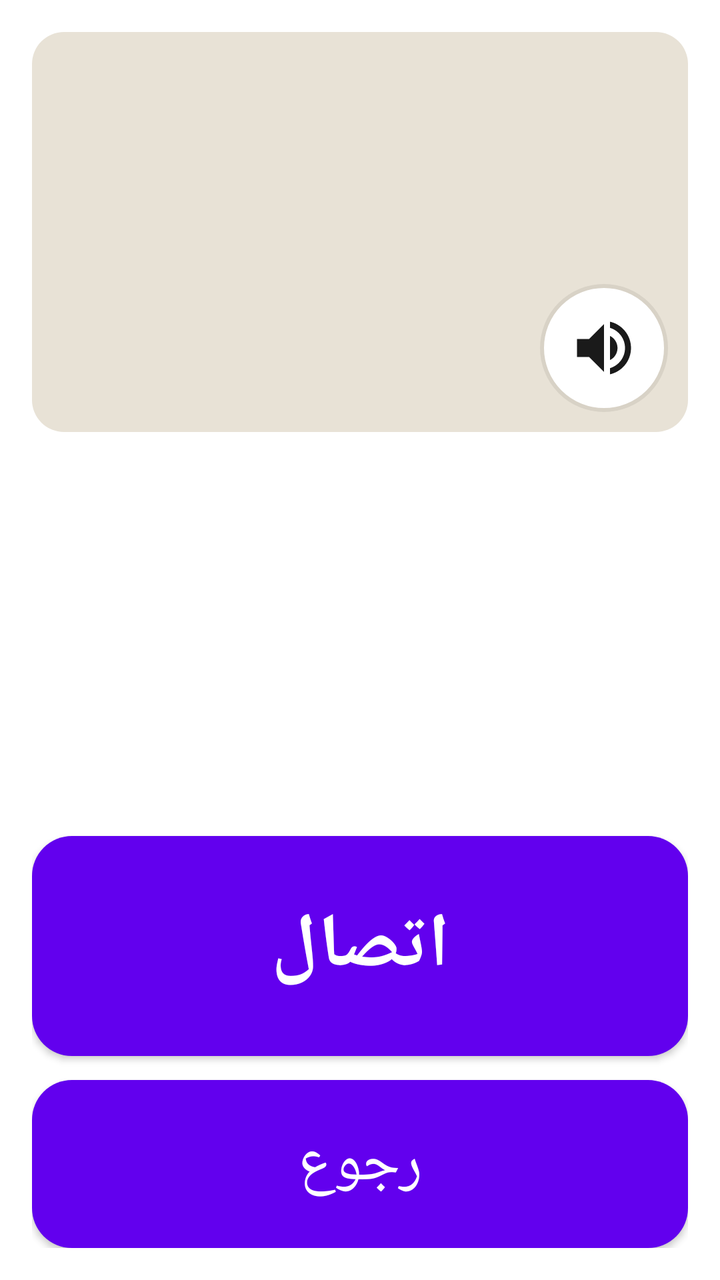
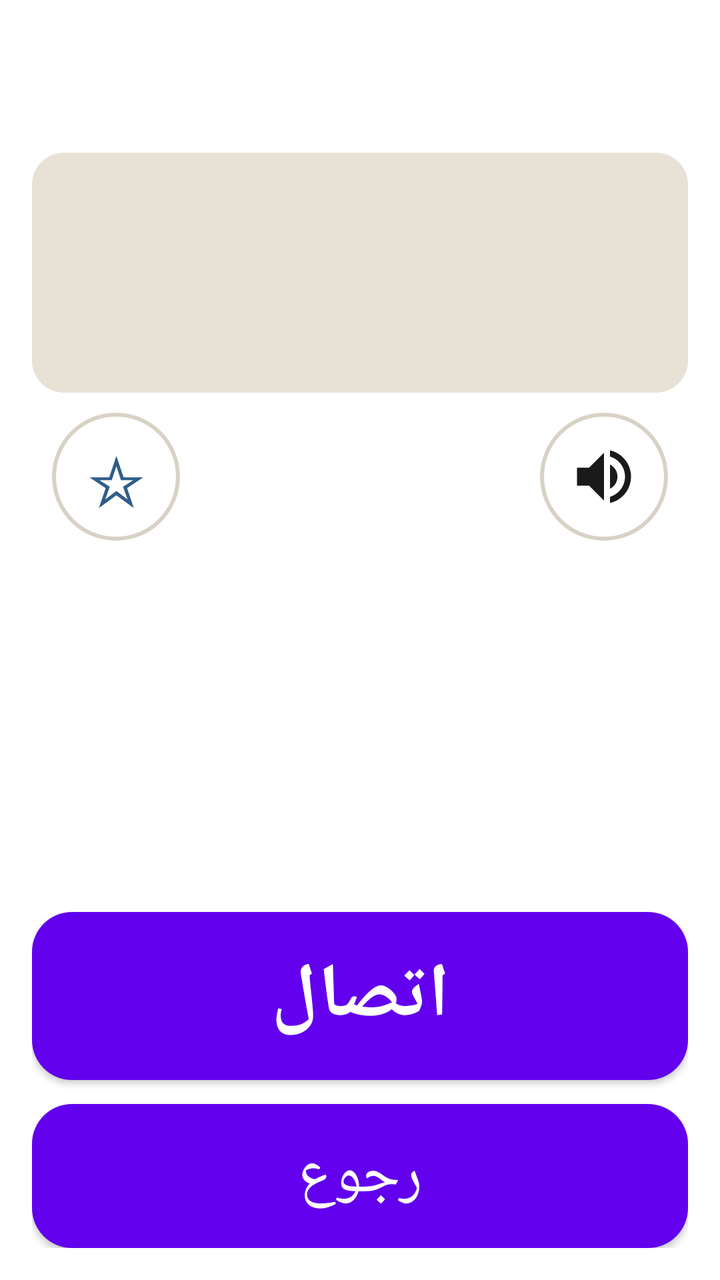

The first picture is an Android layout as it rendered before a commit; the second is the same layout after the commit. The layout source and the unified diff follow.
<!-- AndroidManifest.xml: fallback theme Theme.MaterialComponents.DayNight.NoActionBar -->
<!-- res/layout/activity_confirm.xml -->
<?xml version="1.0" encoding="utf-8"?>
<LinearLayout xmlns:android="http://schemas.android.com/apk/res/android"
    android:layout_width="match_parent"
    android:layout_height="match_parent"
    android:orientation="vertical"
    android:padding="16dp">

    <ScrollView
        android:layout_width="match_parent"
        android:layout_height="0dp"
        android:layout_weight="1"
        android:fillViewport="true">

        <LinearLayout
            android:layout_width="match_parent"
            android:layout_height="wrap_content"
            android:orientation="vertical">

            <FrameLayout
                android:layout_width="match_parent"
                android:layout_height="200dp">

                <ImageView
                    android:id="@+id/big_photo"
                    android:layout_width="match_parent"
                    android:layout_height="match_parent"
                    android:background="@drawable/photo_clip"
                    android:scaleType="fitCenter"/>

                <TextView
                    android:id="@+id/big_photo_fallback"
                    android:layout_width="match_parent"
                    android:layout_height="match_parent"
                    android:gravity="center"
                    android:textSize="48sp"
                    android:textStyle="bold"
                    android:textColor="#FFFFFF"
                    android:visibility="gone"
                    android:padding="20dp"/>

                <ImageButton
                    android:id="@+id/btn_repeat_name"
                    android:layout_width="64dp"
                    android:layout_height="64dp"
                    android:layout_gravity="bottom|end"
                    android:layout_margin="10dp"
                    android:background="@drawable/circle_white"
                    android:src="@drawable/ic_speaker"
                    android:padding="14dp"
                    android:contentDescription="@string/repeat_name"/>
            </FrameLayout>

            <TextView
                android:id="@+id/big_name"
                android:layout_width="match_parent"
                android:layout_height="wrap_content"
                android:gravity="center"
                android:textSize="36sp"
                android:textStyle="bold"
                android:textColor="@color/text_main"
                android:maxLines="2"
                android:padding="10dp"/>

        </LinearLayout>
    </ScrollView>

    <TextView
        android:id="@+id/single_number"
        android:layout_width="match_parent"
        android:layout_height="wrap_content"
        android:gravity="center"
        android:textSize="24sp"
        android:textColor="@color/back_blue"
        android:textDirection="ltr"
        android:visibility="gone"
        android:paddingTop="8dp"/>

    <LinearLayout
        android:id="@+id/numbers_container"
        android:layout_width="match_parent"
        android:layout_height="wrap_content"
        android:orientation="vertical"
        android:visibility="gone"
        android:paddingTop="8dp"/>

    <Button
        android:id="@+id/btn_call"
        android:layout_width="match_parent"
        android:layout_height="110dp"
        android:text="@string/call"
        android:drawableStart="@drawable/ic_call"
        android:drawablePadding="14dp"
        android:textSize="38sp"
        android:textStyle="bold"
        android:textColor="#FFFFFF"
        android:background="@drawable/btn_call"
        android:layout_marginTop="12dp"/>

    <TextView
        android:id="@+id/speak_unavailable"
        android:layout_width="match_parent"
        android:layout_height="wrap_content"
        android:text="@string/speak_unavailable"
        android:textSize="20sp"
        android:textColor="@color/text_main"
        android:gravity="center"
        android:visibility="gone"
        android:padding="8dp"/>

    <TextView
        android:id="@+id/call_blocked"
        android:layout_width="match_parent"
        android:layout_height="wrap_content"
        android:text="@string/call_blocked_hint"
        android:textSize="20sp"
        android:textColor="@color/danger_text"
        android:gravity="center"
        android:visibility="gone"
        android:padding="8dp"/>

    <Button
        android:id="@+id/btn_back"
        android:layout_width="match_parent"
        android:layout_height="84dp"
        android:text="@string/back"
        android:drawableStart="@drawable/ic_back"
        android:drawablePadding="14dp"
        android:textSize="30sp"
        android:textColor="#FFFFFF"
        android:background="@drawable/btn_back"
        android:layout_marginTop="12dp"/>
</LinearLayout>
<!-- resources referenced by this layout -->
<resources>
  <color name="back_blue">#2F5D8A</color>
  <color name="danger_text">#8A1F1F</color>
  <color name="text_main">#1A1A1A</color>
  <!-- drawable btn_back (drawable) -->
  <?xml version="1.0" encoding="utf-8"?>
  <selector xmlns:android="http://schemas.android.com/apk/res/android">
      <item android:state_pressed="true">
          <shape android:shape="rectangle"><solid android:color="#24486B"/><corners android:radius="20dp"/></shape>
      </item>
      <item>
          <shape android:shape="rectangle"><solid android:color="@color/back_blue"/><corners android:radius="20dp"/></shape>
      </item>
  </selector>
  <!-- drawable circle_white (drawable) -->
  <?xml version="1.0" encoding="utf-8"?>
  <shape xmlns:android="http://schemas.android.com/apk/res/android" android:shape="oval">
      <solid android:color="#FFFFFF"/>
      <stroke android:width="2dp" android:color="@color/tile_border"/>
  </shape>
  <!-- drawable ic_back (drawable) -->
  <vector xmlns:android="http://schemas.android.com/apk/res/android"
      android:width="36dp" android:height="36dp"
      android:viewportWidth="24" android:viewportHeight="24"
      android:autoMirrored="true"
      android:tint="#FFFFFF">
      <path android:fillColor="#FFFFFF"
          android:pathData="M20,11H7.83l5.59,-5.59L12,4l-8,8 8,8 1.41,-1.41L7.83,13H20v-2z"/>
  </vector>
  <!-- drawable ic_call (drawable) -->
  <vector xmlns:android="http://schemas.android.com/apk/res/android"
      android:width="36dp" android:height="36dp"
      android:viewportWidth="24" android:viewportHeight="24"
      android:tint="#FFFFFF">
      <path android:fillColor="#FFFFFF"
          android:pathData="M6.62,10.79C8.06,13.62 10.38,15.93 13.21,17.38L15.41,15.21C15.68,14.94 16.08,14.82 16.43,14.93C17.55,15.3 18.76,15.5 20,15.5C20.55,15.5 21,15.95 21,16.5V20C21,20.55 20.55,21 20,21C10.61,21 3,13.39 3,4C3,3.45 3.45,3 4,3H7.5C8.05,3 8.5,3.45 8.5,4C8.5,5.24 8.7,6.45 9.07,7.57C9.18,7.92 9.06,8.32 8.79,8.59L6.62,10.79Z"/>
  </vector>
  <!-- drawable ic_speaker (drawable) -->
  <vector xmlns:android="http://schemas.android.com/apk/res/android"
      android:width="36dp" android:height="36dp"
      android:viewportWidth="24" android:viewportHeight="24">
      <path android:fillColor="#1A1A1A"
          android:pathData="M3,9v6h4l5,5L12,4L7,9L3,9zM16.5,12c0,-1.77 -1.02,-3.29 -2.5,-4.03v8.05c1.48,-0.73 2.5,-2.25 2.5,-4.02zM14,3.23v2.06c2.89,0.86 5,3.54 5,6.71s-2.11,5.85 -5,6.71v2.06c4.01,-0.91 7,-4.49 7,-8.77s-2.99,-7.86 -7,-8.77z"/>
  </vector>
  <!-- drawable photo_clip (drawable) -->
  <?xml version="1.0" encoding="utf-8"?>
  <shape xmlns:android="http://schemas.android.com/apk/res/android" android:shape="rectangle">
      <solid android:color="#E8E2D6"/>
      <corners android:radius="16dp"/>
  </shape>
  <string name="back">رجوع</string>
  <string name="call">اتصال</string>
  <string name="call_blocked_hint">إذن الاتصال محتاج يتظبط من اللي جهز التليفون: الإعدادات &gt; التطبيقات &gt; موبايل ماما &gt; الأذونات &gt; الهاتف.</string>
  <string name="repeat_name">اسمع الاسم</string>
  <string name="speak_unavailable">نطق الاسم مش متاح على الجهاز ده، لكن الاسم ظاهر كبير على الشاشة.</string>
  <color name="call_green_pressed">#155E27</color>
  <color name="call_green">#1E7B34</color>
  <color name="tile_border">#D8D2C6</color>
  <!-- unchanged entries left out for length: 1 -->
</resources>

<!-- the commit's change to res/layout/activity_confirm.xml (unified diff, before → after) -->
@@ -5,7 +5,7 @@
     android:orientation="vertical"
     android:padding="16dp">
 
-    <ScrollView
+    <ScrollView android:id="@+id/confirm_scroll"
         android:layout_width="match_parent"
         android:layout_height="0dp"
         android:layout_weight="1"
@@ -16,9 +16,19 @@
             android:layout_height="wrap_content"
             android:orientation="vertical">
 
+            <TextView
+                android:id="@+id/big_name"
+                android:layout_width="match_parent"
+                android:layout_height="wrap_content"
+                android:gravity="center"
+                android:textSize="30sp"
+                android:textStyle="bold"
+                android:textColor="@color/text_main"
+                android:padding="10dp"/>
+
             <FrameLayout
                 android:layout_width="match_parent"
-                android:layout_height="200dp">
+                android:layout_height="120dp">
 
                 <ImageView
                     android:id="@+id/big_photo"
@@ -32,38 +42,33 @@
                     android:layout_width="match_parent"
                     android:layout_height="match_parent"
                     android:gravity="center"
-                    android:textSize="48sp"
+                    android:textSize="36sp" android:autoSizeTextType="uniform" android:autoSizeMinTextSize="20sp" android:autoSizeMaxTextSize="36sp" android:maxLines="2"
                     android:textStyle="bold"
                     android:textColor="#FFFFFF"
                     android:visibility="gone"
                     android:padding="20dp"/>
 
+            </FrameLayout>
+
+
+
+
+
+    <LinearLayout android:layout_width="match_parent" android:layout_height="wrap_content" android:orientation="horizontal" android:gravity="center_vertical">
+                <TextView android:id="@+id/btn_favorite" android:layout_width="64dp" android:layout_height="64dp"  android:layout_margin="10dp" android:background="@drawable/circle_white" android:text="☆" android:textSize="34sp" android:textColor="@color/back_blue" android:gravity="center" android:contentDescription="@string/favorite_add" android:clickable="true" android:focusable="true" />
+        <Space android:layout_width="0dp" android:layout_height="1dp" android:layout_weight="1" />
                 <ImageButton
                     android:id="@+id/btn_repeat_name"
                     android:layout_width="64dp"
                     android:layout_height="64dp"
-                    android:layout_gravity="bottom|end"
+
                     android:layout_margin="10dp"
                     android:background="@drawable/circle_white"
                     android:src="@drawable/ic_speaker"
                     android:padding="14dp"
                     android:contentDescription="@string/repeat_name"/>
-            </FrameLayout>
-
-            <TextView
-                android:id="@+id/big_name"
-                android:layout_width="match_parent"
-                android:layout_height="wrap_content"
-                android:gravity="center"
-                android:textSize="36sp"
-                android:textStyle="bold"
-                android:textColor="@color/text_main"
-                android:maxLines="2"
-                android:padding="10dp"/>
-
-        </LinearLayout>
-    </ScrollView>
-
+    </LinearLayout>
+    <TextView android:id="@+id/favorite_hint" android:layout_width="match_parent" android:layout_height="wrap_content" android:text="@string/favorite_choose_number" android:textSize="15sp" android:textColor="@color/text_main" android:gravity="center" android:padding="4dp" android:visibility="gone" />
     <TextView
         android:id="@+id/single_number"
         android:layout_width="match_parent"
@@ -83,10 +88,15 @@
         android:visibility="gone"
         android:paddingTop="8dp"/>
 
+
+
+        </LinearLayout>
+    </ScrollView>
+
     <Button
         android:id="@+id/btn_call"
         android:layout_width="match_parent"
-        android:layout_height="110dp"
+        android:layout_height="wrap_content" android:minHeight="84dp"
         android:text="@string/call"
         android:drawableStart="@drawable/ic_call"
         android:drawablePadding="14dp"
@@ -118,10 +128,12 @@
         android:visibility="gone"
         android:padding="8dp"/>
 
+
+
     <Button
         android:id="@+id/btn_back"
         android:layout_width="match_parent"
-        android:layout_height="84dp"
+        android:layout_height="wrap_content" android:minHeight="72dp"
         android:text="@string/back"
         android:drawableStart="@drawable/ic_back"
         android:drawablePadding="14dp"
<!-- resource entries referenced after the edit -->
@@ -52,6 +52,8 @@
   <string name="back">رجوع</string>
   <string name="call">اتصال</string>
   <string name="call_blocked_hint">إذن الاتصال محتاج يتظبط من اللي جهز التليفون: الإعدادات &gt; التطبيقات &gt; موبايل ماما &gt; الأذونات &gt; الهاتف.</string>
+  <string name="favorite_add">إضافة الرقم ده للمفضلة داخل التطبيق</string>
+  <string name="favorite_choose_number">اختار رقم الأول عشان تضيفه للمفضلة</string>
   <string name="repeat_name">اسمع الاسم</string>
   <string name="speak_unavailable">نطق الاسم مش متاح على الجهاز ده، لكن الاسم ظاهر كبير على الشاشة.</string>
   <color name="call_green_pressed">#155E27</color>
